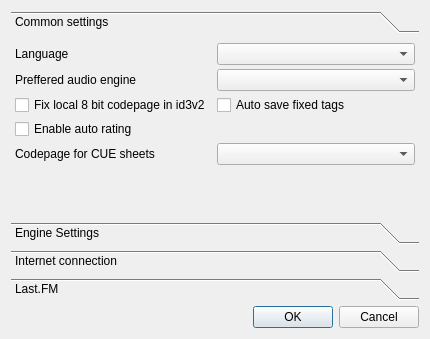
Before: the Qt Designer form src/settings.ui in DrMoriarty/cuberok, drawn with Qt 5.
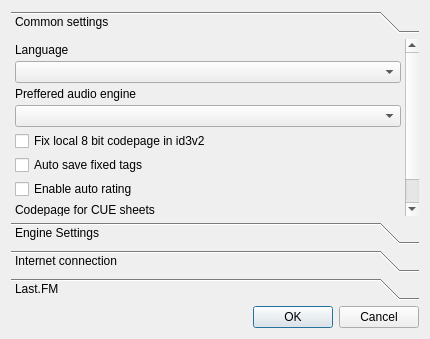
After: the same form once the commit is applied. Icons and pictures are not drawn.

Diff of the .ui file:
```diff
--- a/src/settings.ui
+++ b/src/settings.ui
@@ -59,20 +59,20 @@
          </property>
         </widget>
        </item>
-       <item row="0" column="1" >
-        <widget class="QComboBox" name="comboBox_language" />
-       </item>
        <item row="1" column="0" >
+        <widget class="QComboBox" name="comboBox_language" />
+       </item>
+       <item row="2" column="0" >
         <widget class="QLabel" name="label" >
          <property name="text" >
           <string>Preffered audio engine</string>
          </property>
         </widget>
        </item>
-       <item row="1" column="1" >
+       <item row="3" column="0" >
         <widget class="QComboBox" name="comboBox_engine" />
        </item>
-       <item row="5" column="0" >
+       <item row="9" column="0" >
         <spacer>
          <property name="orientation" >
           <enum>Qt::Vertical</enum>
@@ -85,35 +85,35 @@
          </property>
         </spacer>
        </item>
-       <item row="2" column="0" >
+       <item row="4" column="0" >
         <widget class="QCheckBox" name="checkBox_autofix8bit" >
          <property name="text" >
           <string>Fix local 8 bit codepage in id3v2</string>
          </property>
         </widget>
        </item>
-       <item row="2" column="1" >
+       <item row="5" column="0" >
         <widget class="QCheckBox" name="checkBox_autosave" >
          <property name="text" >
           <string>Auto save fixed tags</string>
          </property>
         </widget>
        </item>
-       <item row="3" column="0" >
+       <item row="6" column="0" >
         <widget class="QCheckBox" name="checkBox_autorating" >
          <property name="text" >
           <string>Enable auto rating</string>
          </property>
         </widget>
        </item>
-       <item row="4" column="0" >
+       <item row="7" column="0" >
         <widget class="QLabel" name="label_3" >
          <property name="text" >
           <string>Codepage for CUE sheets</string>
          </property>
         </widget>
        </item>
-       <item row="4" column="1" >
+       <item row="8" column="0" >
         <widget class="QComboBox" name="comboBox_cue" />
        </item>
       </layout>
```
